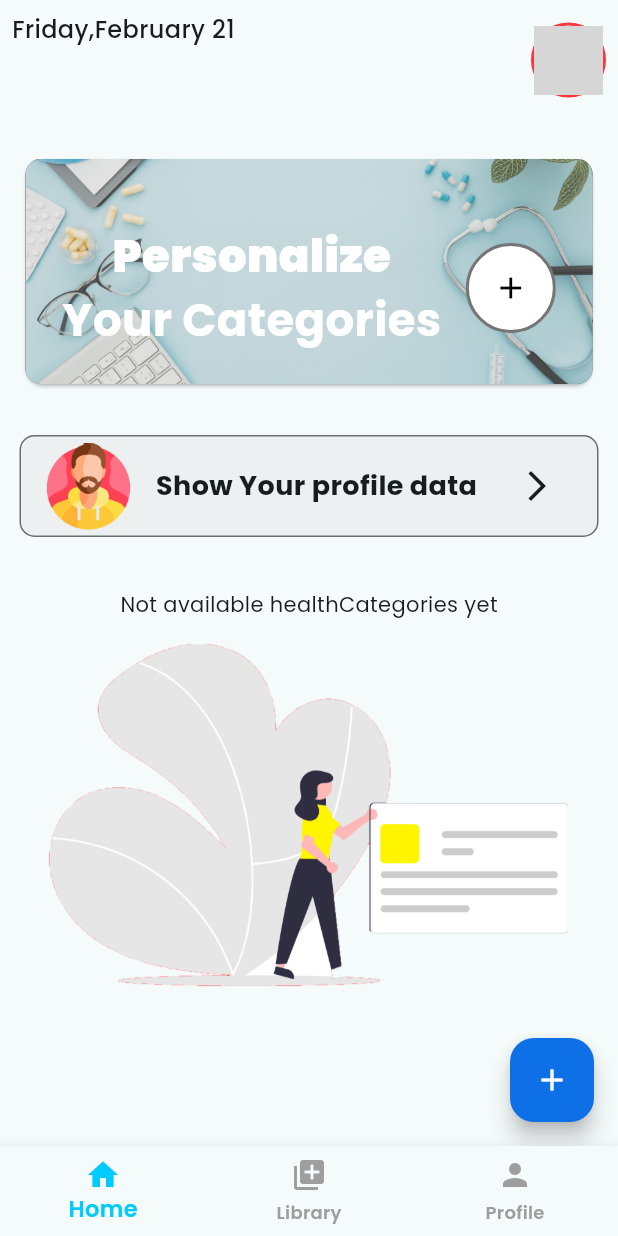
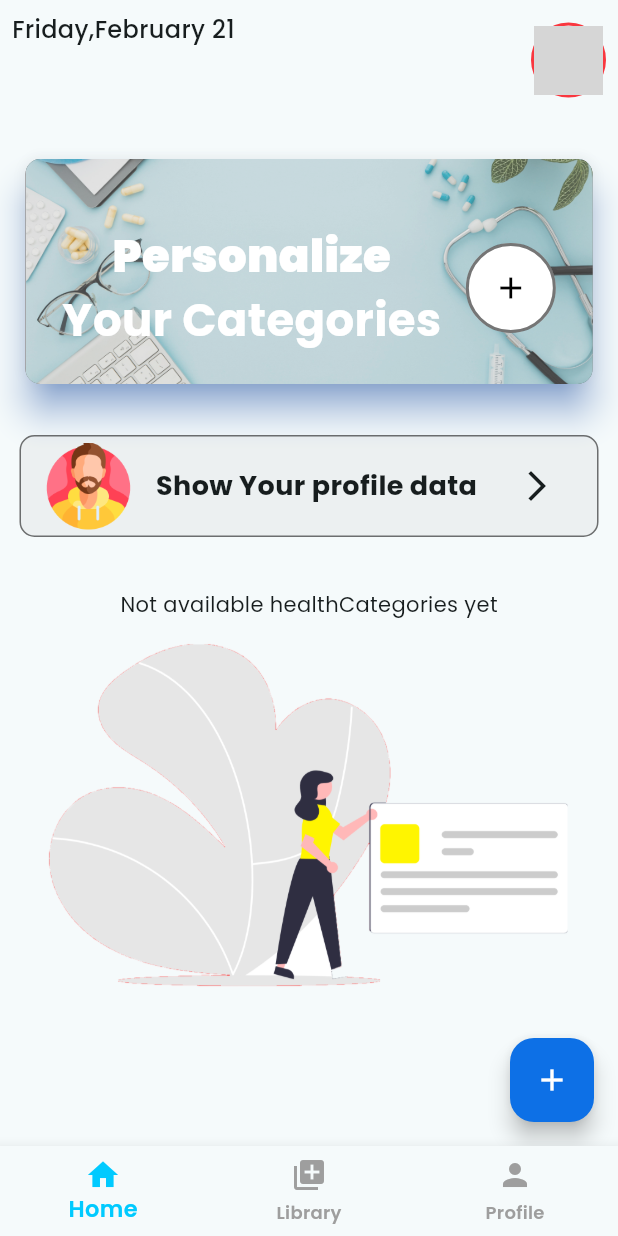
Before and after one commit to NimanthaSupun/healthcare, a Flutter app: the screen it shows once a user with an empty profile is signed in, on a phone screen of 412 x 824 dp. Run offline on Flutter 3.47's test engine with Material 3 defaults, Android fonts, the phone set to English and light mode, and no system bars; our stand-ins replace animate_do, cloud_firestore, firebase_auth, firebase_core, firebase_messaging, firebase_storage and 8 more; missing offline and left inert: google_mlkit_text_recognition; accounts and stored records are empty; network calls fail; grey boxes are pictures that could not be loaded.

Commit message:
Enhance AddYourSymptonsCard with updated background color, elevation, and shadow for improved visual appeal

```diff
--- a/lib/widgets/main/add_your_symptons_card.dart
+++ b/lib/widgets/main/add_your_symptons_card.dart
@@ -13,6 +13,9 @@ class AddYourSymptonsCard extends StatelessWidget {
     return Padding(
       padding: const EdgeInsets.symmetric(horizontal: 5),
       child: Card(
+        color: Colors.white,
+        elevation: 10,
+        shadowColor: Colors.blueAccent,
         child: Stack(
           children: [
             Container(
```
